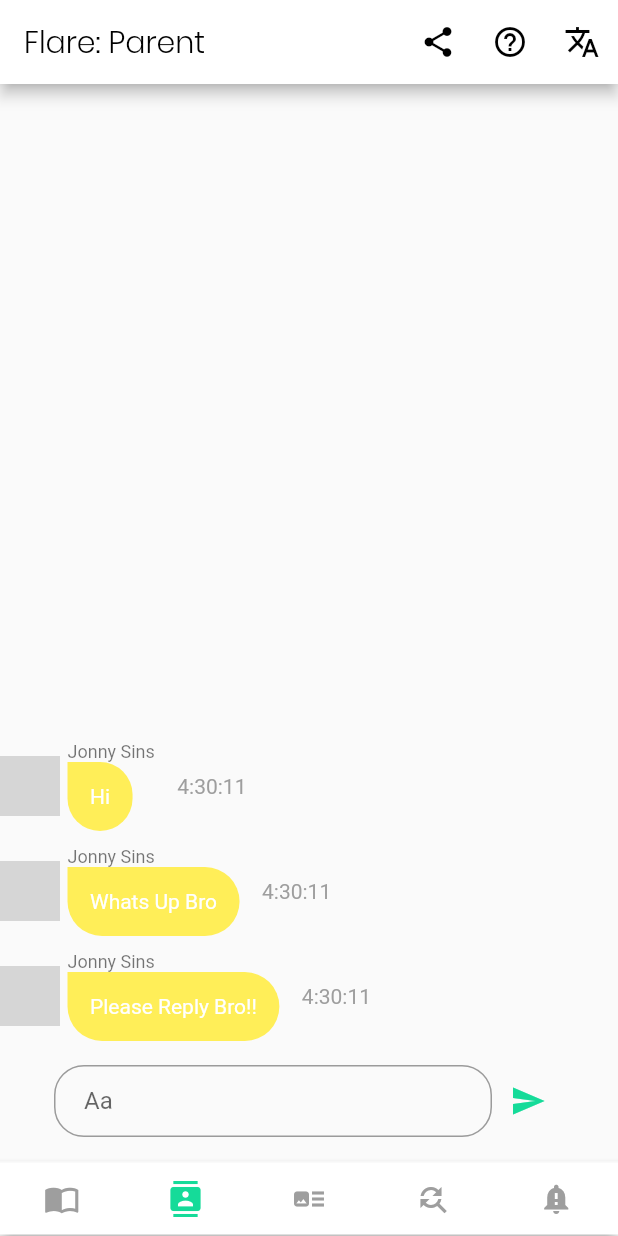
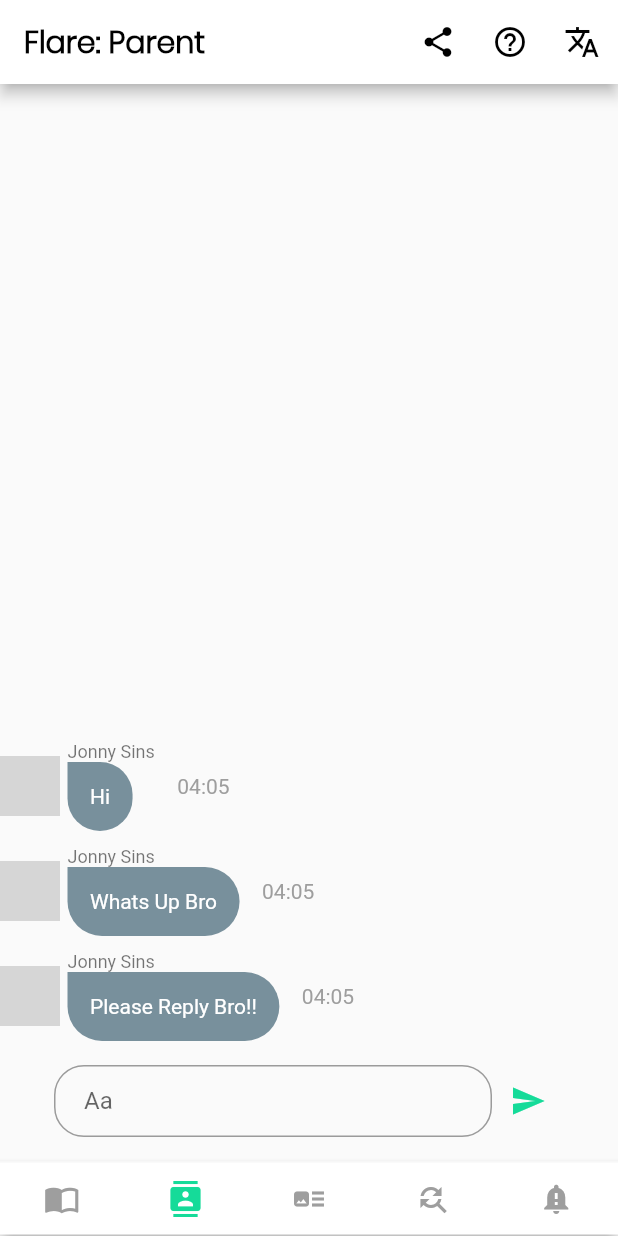
Before and after one commit to Vedant-Dev/flare-parent-app-flutter, a Flutter app: the HomePage screen opened directly, item 2 of the bottom bar chosen, after a tap on the "send" icon, on a phone screen of 412 x 824 dp. Run offline on Flutter 3.47's test engine with Material 2 defaults, Android fonts, the phone set to English and light mode, and no system bars; our stand-ins replace font_awesome_flutter, image_picker; missing offline and left inert: rich_alert; network calls fail; grey boxes are pictures that could not be loaded.

Commit message:
Add addPost Feature,reparing small bugs

```diff
--- /dev/null
+++ b/lib/Models/NotificationModel.dart
@@ -0,0 +1,6 @@
+class NotificationModel {
+  final String title;
+  final String subTitle;
+
+  NotificationModel(this.title, this.subTitle);
+}
--- a/lib/Models/Student.dart
+++ b/lib/Models/Student.dart
@@ -1,3 +1,4 @@
+import 'package:flare_parent/Models/NotificationModel.dart';
 import 'package:flare_parent/Models/Quiz.dart';
 
 class Student
@@ -13,6 +14,7 @@ class Student
   final String dob;
   final String phoneNumber;
   final List<Quiz> completed,notCompleted;
+  final List<NotificationModel> notifications;
 
-  Student(this.photoUrl, this.rollNumber, this.sID, this.name, this.classOfStudent, this.section, this.fathersName, this.mothersName, this.dob, this.phoneNumber, this.completed, this.notCompleted);
+  Student(this.photoUrl, this.rollNumber, this.sID, this.name, this.classOfStudent, this.section, this.fathersName, this.mothersName, this.dob, this.phoneNumber, this.completed, this.notCompleted, this.notifications);
 }
--- /dev/null
+++ b/lib/Models/TestModels.dart
@@ -0,0 +1,69 @@
+import 'package:flare_parent/Models/Message.dart';
+import 'package:flare_parent/Models/NotificationModel.dart';
+import 'package:flare_parent/Models/Post.dart';
+import 'package:flare_parent/Models/Student.dart';
+
+class TestModels {
+  static String testImageUrl =
+      "https://image.shutterstock.com/image-photo/double-exposure-image-business-man-260nw-769705507.jpg";
+
+  static Student currentStudent = new Student(
+      testImageUrl,
+      "40",
+      'S3921',
+      "Vedant Singh",
+      "11",
+      'C',
+      'Mr. Singh',
+      'Mrs. Singh',
+      '16-11-2003',
+      '1234567890', [], [], [
+    new NotificationModel('dwhfbxhjwebfh', 'wdhbchjwx'),
+    new NotificationModel('dwhfbxhjwebfh', 'wdhbchjwx'),
+    new NotificationModel('dwhfbxhjwebfh', 'wdhbchjwx'),
+    new NotificationModel('dwhfbxhjwebfh', 'wdhbchjwx'),
+    new NotificationModel('dwhfbxhjwebfh', 'wdhbchjwx'),
+    new NotificationModel('dwhfbxhjwebfh', 'wdhbchjwx'),
+  ]);
+
+  static Student testStudent = new Student(
+      testImageUrl,
+      "23",
+      'S4324',
+      "Jonny Sins",
+      "11",
+      'c',
+      'Mr. Sin',
+      'Mrs. Sin',
+      '14-12-2003',
+      '7894561230', [], [], []);
+
+  static List<Post> posts = [
+    new Post(
+        'p0001', testImageUrl, '01-07-2020', 'This is Message', testStudent, [
+      testStudent,
+      testStudent
+    ], [
+      Comment('This is Test Comment', testStudent, '22-22-1784', '04:55', [])
+    ]),
+    new Post('p0001', testImageUrl, '01-07-2020', 'This is Message',
+        testStudent, [], [
+      Comment('This is Test Comment', testStudent, '22-22-1784', '04:55', [])
+    ]),
+    new Post(
+        'p0001', testImageUrl, '01-07-2020', 'This is Message', testStudent, [
+      testStudent,
+      testStudent,
+      testStudent,
+      testStudent
+    ], [
+      Comment('This is Test Comment', testStudent, '22-22-1784', '04:55', [])
+    ]),
+  ];
+
+  static List<Message> messages = [
+    new Message('Please Reply Bro!!', '04:05', testStudent, ''),
+    new Message('What\s Up Bro', '04:05', testStudent, ''),
+    new Message('Hi', '04:05', testStudent, ''),
+  ];
+}
--- a/lib/Screen/ClassRoom.dart
+++ b/lib/Screen/ClassRoom.dart
@@ -80,7 +80,7 @@ class _ClassRoomState extends State<ClassRoom> {
                       ],
                     ),
                     SizedBox(
-                      height: 120,
+                      height: 180,
                     ),
                   ],
                 ),
--- a/lib/Screen/ContactPage.dart
+++ b/lib/Screen/ContactPage.dart
@@ -1,5 +1,6 @@
 import 'package:flare_parent/Models/Message.dart';
 import 'package:flare_parent/Models/Student.dart';
+import 'package:flare_parent/Models/TestModels.dart';
 import 'package:flutter/material.dart';
 import 'package:intl/intl.dart';
 
@@ -21,21 +22,14 @@ class _ContactPageState extends State<ContactPage> {
   void initState() {
     _color = Color(0xff15db99);
     _textStyle = TextStyle(color: _color, fontFamily: 'Poppins');
-    String testProfile =
-        "https://image.shutterstock.com/image-photo/double-exposure-image-business-man-260nw-769705507.jpg";
-    currentStudent = new Student(testProfile, "40", 'S1234', "John Doe", "11",
-        'c', 'farmer doe', 'miss doe', '12-6-2020', '1234567890', [], []);
-    testStudent = new Student(testProfile, "23", 'S4324', "Jonny Sins", "11",
-        'c', 'Mr. Sin', 'Mrs. Sin', '14-12-2003', '1234567890', [], []);
+
+    currentStudent = TestModels.currentStudent;
+    testStudent = TestModels.testStudent;
+    messages = TestModels.messages;
+
     super.initState();
     _controller = TextEditingController();
-    String currentTime = new DateFormat("H:m:s")
-        .format(new DateTime.now().subtract(new Duration(days: 5, hours: 6)));
-    messages = [
-      new Message('Please Reply Bro!!', currentTime, testStudent, ''),
-      new Message('What\s Up Bro', currentTime, testStudent, ''),
-      new Message('Hi', currentTime, testStudent, ''),
-    ];
+
   }
 
   @override
@@ -140,7 +134,7 @@ class _ContactPageState extends State<ContactPage> {
                   maxWidth: MediaQuery.of(context).size.width * .6),
               padding: const EdgeInsets.all(15.0),
               decoration: BoxDecoration(
-                color: Colors.yellow[400],
+                color: Colors.blueGrey[400],
                 borderRadius: BorderRadius.only(
                   topRight: Radius.circular(25),
                   bottomLeft: Radius.circular(25),
--- a/lib/Screen/HomePage.dart
+++ b/lib/Screen/HomePage.dart
@@ -1,6 +1,9 @@
 import 'package:flare_parent/Screen/ActivityPage.dart';
 import 'package:flare_parent/Screen/ClassRoom.dart';
 import 'package:flare_parent/Screen/ContactPage.dart';
+import 'package:flare_parent/Screen/AddPostPage.dart';
+import 'package:flare_parent/Screen/NotificationPage.dart';
+import 'package:flare_parent/Screen/ProfilePage.dart';
 import 'package:flutter/material.dart';
 
 class HomePage extends StatefulWidget {
@@ -24,7 +27,24 @@ class _HomePageState extends State<HomePage> {
     new ClassRoom(),
     new ContactPage(),
     new ActivityPage(),
+    new NotificationPage(),
+    new ProfilePage(),
   ];
+
+  List<Widget> actionIcons = [
+            IconButton(
+              icon: Icon(Icons.share),
+              onPressed: () {},
+            ),
+            IconButton(
+              icon: Icon(Icons.help_outline),
+              onPressed: () {},
+            ),
+            IconButton(
+              icon: Icon(Icons.translate),
+              onPressed: () {},
+            ),
+          ];
 
   @override
   void initState() {
@@ -44,7 +64,7 @@ class _HomePageState extends State<HomePage> {
           color: _activePage == 0 ? _color : Colors.grey,
         ),
         onPressed: () {
-          _changePage(0);
+          _changePage(0,context);
         },
       ),
       IconButton(
@@ -54,7 +74,7 @@ class _HomePageState extends State<HomePage> {
           color: _activePage == 1 ? _color : Colors.grey,
         ),
         onPressed: () {
-          _changePage(1);
+          _changePage(1,context);
         },
       ),
       IconButton(
@@ -64,7 +84,7 @@ class _HomePageState extends State<HomePage> {
           color: _activePage == 2 ? _color : Colors.grey,
         ),
         onPressed: () {
-          _changePage(2);
+          _changePage(2,context);
         },
       ),
       IconButton(
@@ -74,7 +94,7 @@ class _HomePageState extends State<HomePage> {
           color: _activePage == 3 ? _color : Colors.grey,
         ),
         onPressed: () {
-          _changePage(3);
+          _changePage(3,context);
         },
       ),
       IconButton(
@@ -84,7 +104,7 @@ class _HomePageState extends State<HomePage> {
           color: _activePage == 4 ? _color : Colors.grey,
         ),
         onPressed: () {
-          _changePage(4);
+          _changePage(4,context);
         },
       ),
     ];
@@ -94,24 +114,11 @@ class _HomePageState extends State<HomePage> {
         key: _scaffoldKey,
         appBar: AppBar(
           title: Text('Flare: Parent',
-              style: TextStyle(color: Colors.black,fontFamily: 'Light')),
+              style: TextStyle(color: Colors.black,fontFamily: 'Light',fontWeight: FontWeight.bold)),
           centerTitle: false,
           backgroundColor: Colors.white,
           iconTheme: IconThemeData(color: Colors.black),
-          actions: [
-            IconButton(
-              icon: Icon(Icons.share),
-              onPressed: () {},
-            ),
-            IconButton(
-              icon: Icon(Icons.help_outline),
-              onPressed: () {},
-            ),
-            IconButton(
-              icon: Icon(Icons.translate),
-              onPressed: () {},
-            ),
-          ],
+          actions: actionIcons,
         ),
         body: _pageList[_activePage],
         bottomNavigationBar: new Container(
@@ -128,11 +135,39 @@ class _HomePageState extends State<HomePage> {
         ));
   }
 
-  void _changePage(int index) {
+  void _changePage(int index,BuildContext context) {
     print(index);
     setState(() {
       _activePage = index;
-
+      if(index ==  2)
+      {
+        actionIcons = [
+          MaterialButton(
+            color: Colors.transparent,
+            child: Text('Add Post',style: TextStyle(color: Colors.blue)),
+            onPressed: (){
+              Navigator.push(context,MaterialPageRoute(builder: (context){return new AddPostPage();}));
+            },
+          ),
+        ];
+      }
+      else
+      {
+        actionIcons = [
+            IconButton(
+              icon: Icon(Icons.share),
+              onPressed: () {},
+            ),
+            IconButton(
+              icon: Icon(Icons.help_outline),
+              onPressed: () {},
+            ),
+            IconButton(
+              icon: Icon(Icons.translate),
+              onPressed: () {},
+            ),
+          ];
+      }
     });
   }
 }
--- a/lib/Screen/LoginPage.dart
+++ b/lib/Screen/LoginPage.dart
@@ -53,12 +53,12 @@ class _LoginState extends State<Login> {
         Column(
           children: <Widget>[
             Column(
-              crossAxisAlignment: CrossAxisAlignment.start,
+              crossAxisAlignment: CrossAxisAlignment.center,
               children: <Widget>[
                 Padding(
                   padding: EdgeInsets.only(left: 40, bottom: 10),
                   child: Text(
-                    "Phone Number",
+                    isNotVarified?"Phone Number":'Enter OTP',
                     style: TextStyle(fontSize: 16, color: Color(0xFF999A9A)),
                   ),
                 ),
--- a/lib/main.dart
+++ b/lib/main.dart
@@ -1,4 +1,4 @@
-import 'package:flare_parent/Screen/HomePage.dart';
+import 'package:flare_parent/Screen/LoginPage.dart';
 import 'package:flutter/material.dart';
 
 void main() {
@@ -16,7 +16,7 @@ class MyApp extends StatelessWidget {
         primaryColor: Color(0xff15db99),
         visualDensity: VisualDensity.adaptivePlatformDensity,
       ),
-      home: HomePage(),
+      home: LoginPage(),
     );
   }
 }
--- a/pubspec.yaml
+++ b/pubspec.yaml
@@ -33,6 +33,7 @@ dependencies:
   intl: ^0.15.8
   font_awesome_flutter: any
   avatar_glow: any
+  image_picker: ^0.6.1+4
 
 dev_dependencies:
   flutter_test:
```
Also changed, not shown: lib/Screen/ActivityPage.dart (+26 -44 lines), lib/Screen/AddPostPage.dart (added, +136 -0 lines), lib/Screen/NotificationPage.dart (+46 -0 lines), lib/Screen/ProfilePage.dart (added, +182 -0 lines), pubspec.lock, 5 other files.
